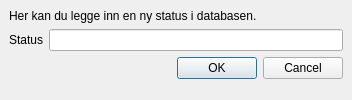
Before: the Qt Designer form src/QT/jobber/jobber/newstatus.ui in andersbo87/sources, drawn with Qt 5.
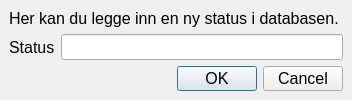
After: the same form once the commit is applied. Icons and pictures are not drawn.

What changed in the file:
```diff
--- a/src/QT/jobber/jobber/newstatus.ui
+++ b/src/QT/jobber/jobber/newstatus.ui
@@ -16,6 +16,12 @@
     <height>100</height>
    </size>
   </property>
+  <property name="font">
+   <font>
+    <family>Arial</family>
+    <pointsize>12</pointsize>
+   </font>
+  </property>
   <property name="windowTitle">
    <string>Ny status</string>
   </property>
```
